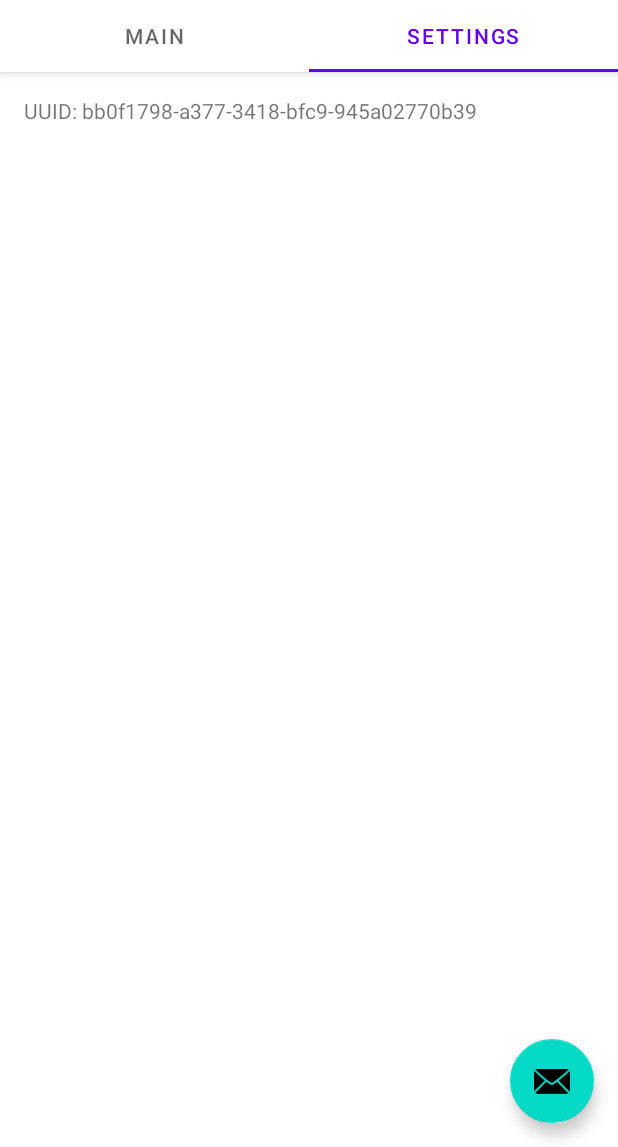
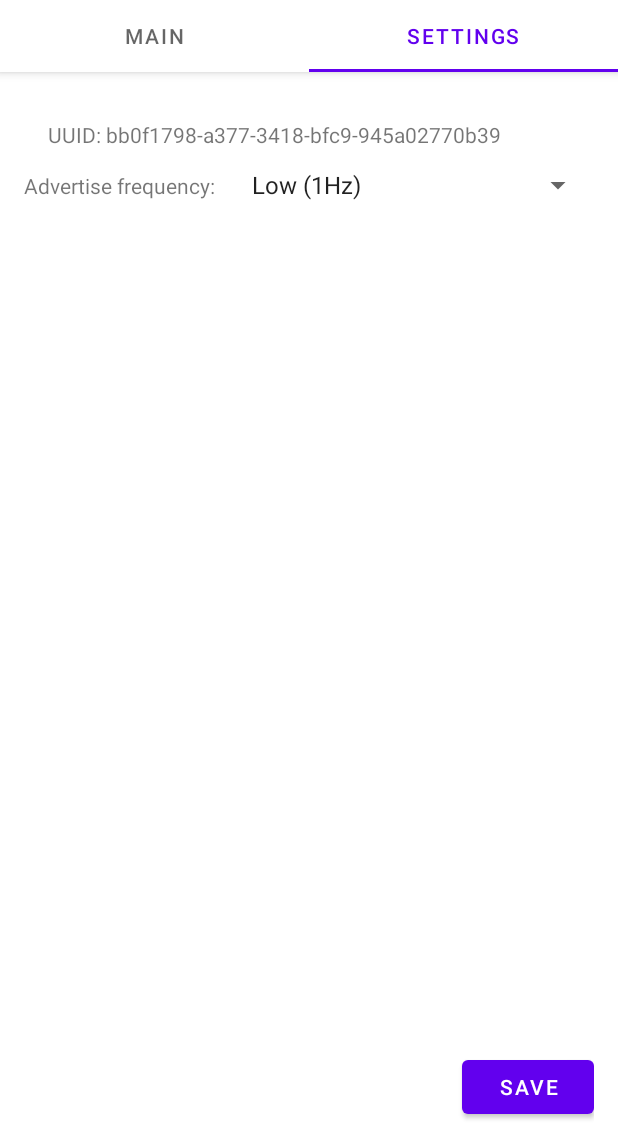
Before and after one commit to bonyby/seamless_music_streaming, an Android app: the screen it shows after launch (MainActivity), tab 2 chosen, on a phone screen of 412 x 824 dp, the part 89-1236 px from its top. Run offline under Robolectric (Android 15) with nearby library versions, the phone set to English and light mode, and no system bars; libraries missing offline, so code that uses them is left out: org.altbeacon.beacon; 2 statements that could not run were skipped.

Commit message:
Added an option to change advertisment frequency between low (1Hz), balanced (3Hz) and high (10Hz). Updates transmitter accordingly

```diff
--- a/companion_app/app/src/main/java/com/example/seamlessmusiccompanionapp/BLEController.kt
+++ b/companion_app/app/src/main/java/com/example/seamlessmusiccompanionapp/BLEController.kt
@@ -2,6 +2,7 @@ package com.example.seamlessmusiccompanionapp
 
 import android.Manifest
 import android.app.Activity
+import android.bluetooth.le.AdvertiseSettings
 import android.content.Context
 import android.content.pm.PackageManager
 import android.util.Log
@@ -12,14 +13,22 @@ import org.altbeacon.beacon.BeaconTransmitter
 import java.util.*
 
 class BLEController(private val context: Activity){
+    var packageUUID: String
+
     private val bleCallback = BLECallback()
-    var packageUUID: String
+    private var advertiseMode = AdvertiseSettings.ADVERTISE_MODE_BALANCED
+    private lateinit var beacon: Beacon
+    private val beaconParser = BeaconParser().setBeaconLayout("m:2-3=0215,i:4-19,i:20-21,i:22-23,p:24-24")
+    private val beaconTransmitter = BeaconTransmitter(context, beaconParser)
+
 
     companion object {
         private const val PACKAGE_UUID_STRING = "packageUUID"
     }
 
     init {
+        beaconTransmitter.advertiseMode = advertiseMode
+
         // Fetch packageUUID if present. Generate and save new otherwise
         val sharedPref = context.getPreferences(Context.MODE_PRIVATE)
         if(!sharedPref.contains(PACKAGE_UUID_STRING)) {
@@ -31,6 +40,15 @@ class BLEController(private val context: Activity){
         } else {
             packageUUID = sharedPref.getString(PACKAGE_UUID_STRING, null).toString()
         }
+
+        // Initialize beacon
+        beacon = Beacon.Builder()
+            .setId1(packageUUID)
+            .setId2("1")
+            .setId3("2")
+            .setManufacturer(0x004c)
+            .setTxPower(-59)
+            .build()
     }
 
     fun emit(): Boolean {
@@ -39,17 +57,6 @@ class BLEController(private val context: Activity){
                 Manifest.permission.BLUETOOTH_ADMIN
             ) == PackageManager.PERMISSION_GRANTED
         ) {
-            Log.d("proj", "uuid: $packageUUID")
-            val beacon = Beacon.Builder()
-                .setId1(packageUUID)
-                .setId2("1")
-                .setId3("2")
-                .setManufacturer(0x004c)
-                .setTxPower(-59)
-                .build()
-
-            val beaconParser = BeaconParser().setBeaconLayout("m:2-3=0215,i:4-19,i:20-21,i:22-23,p:24-24")
-            val beaconTransmitter = BeaconTransmitter(context, beaconParser)
             beaconTransmitter.startAdvertising(beacon, bleCallback)
         } else {
             return false
@@ -57,4 +64,11 @@ class BLEController(private val context: Activity){
 
         return true
     }
+
+    fun updateAdvertiseMode(mode: Int) {
+        beaconTransmitter.stopAdvertising()
+        beaconTransmitter.advertiseMode = mode
+
+        emit()
+    }
 }
--- a/companion_app/app/src/main/java/com/example/seamlessmusiccompanionapp/MainActivity.kt
+++ b/companion_app/app/src/main/java/com/example/seamlessmusiccompanionapp/MainActivity.kt
@@ -11,12 +11,12 @@ import androidx.viewpager.widget.ViewPager
 import com.example.seamlessmusiccompanionapp.databinding.ActivityMainBinding
 import com.example.seamlessmusiccompanionapp.ui.main.SectionsPagerAdapter
 import com.google.android.material.tabs.TabLayout
-import java.util.*
 
 
 class MainActivity : AppCompatActivity() {
     private lateinit var binding: ActivityMainBinding
     private lateinit var bleController: BLEController
+    lateinit var settingsController: SettingsController
 
     companion object {
         private var instance: MainActivity? = null
@@ -32,6 +32,7 @@ class MainActivity : AppCompatActivity() {
         super.onCreate(savedInstanceState)
         instance = this
         bleController = BLEController(this)
+        settingsController = SettingsController()
 
         binding = ActivityMainBinding.inflate(layoutInflater)
         setContentView(binding.root)
@@ -79,8 +80,17 @@ class MainActivity : AppCompatActivity() {
         }
     }
 
+    fun updateSettings(data: AppSettingsData) {
+        Log.d("proj", "settings updated")
+        bleController.updateAdvertiseMode(data.advertiseMode)
+    }
+
     // Getters & setters
     fun getPackageUUID(): String {
         return bleController.packageUUID
     }
+
+    fun getSettingsData(): AppSettingsData {
+        return settingsController.data
+    }
 }
--- /dev/null
+++ b/companion_app/app/src/main/java/com/example/seamlessmusiccompanionapp/SettingsController.kt
@@ -0,0 +1,37 @@
+package com.example.seamlessmusiccompanionapp
+
+import android.bluetooth.le.AdvertiseSettings
+import com.example.seamlessmusiccompanionapp.ui.main.SettingsFragment
+
+class SettingsController() {
+    var data: AppSettingsData = AppSettingsDataBuilder().build()
+
+    private var mainInstance = MainActivity.instance()!!
+    private val spinnerIdToAdvertiseMode = mapOf(
+        0 to AdvertiseSettings.ADVERTISE_MODE_LOW_POWER,
+        1 to AdvertiseSettings.ADVERTISE_MODE_BALANCED,
+        2 to AdvertiseSettings.ADVERTISE_MODE_LOW_LATENCY
+    )
+
+    fun settingsSaved(settingsFrag: SettingsFragment) {
+        data = AppSettingsDataBuilder()
+            .setAdvertiseMode(spinnerIdToAdvertiseMode[settingsFrag.hzSpinner.selectedItemId.toInt()]!!)
+            .build()
+        mainInstance.updateSettings(data)
+    }
+}
+
+class AppSettingsData(val advertiseMode: Int) {}
+
+private class AppSettingsDataBuilder {
+    private var advertiseMode = AdvertiseSettings.ADVERTISE_MODE_BALANCED
+
+    fun setAdvertiseMode(mode: Int): AppSettingsDataBuilder {
+        advertiseMode = mode
+        return this
+    }
+
+    fun build(): AppSettingsData {
+        return AppSettingsData(advertiseMode)
+    }
+}
--- a/companion_app/app/src/main/java/com/example/seamlessmusiccompanionapp/ui/main/SettingsFragment.kt
+++ b/companion_app/app/src/main/java/com/example/seamlessmusiccompanionapp/ui/main/SettingsFragment.kt
@@ -4,17 +4,21 @@ import android.os.Bundle
 import android.view.LayoutInflater
 import android.view.View
 import android.view.ViewGroup
+import android.widget.ArrayAdapter
+import android.widget.EditText
+import android.widget.Spinner
 import androidx.fragment.app.Fragment
 import com.example.seamlessmusiccompanionapp.MainActivity
 import com.example.seamlessmusiccompanionapp.R
 import com.example.seamlessmusiccompanionapp.databinding.FragmentSettingsBinding
 
-class SettingsFragment(): Fragment() {
+class SettingsFragment() : Fragment() {
     private var _binding: FragmentSettingsBinding? = null
 
     // This property is only valid between onCreateView and
     // onDestroyView.
     private val binding get() = _binding!!
+    lateinit var hzSpinner: Spinner
 
     override fun onCreateView(
         inflater: LayoutInflater,
@@ -23,8 +27,22 @@ class SettingsFragment(): Fragment() {
     ): View? {
         _binding = FragmentSettingsBinding.inflate(inflater, container, false)
         val root = binding.root
+        val mainInstance = MainActivity.instance()!!
+        val settingsController = mainInstance.settingsController
+
+        val saveButton = binding.saveSettingsButton
+        saveButton.setOnClickListener { settingsController.settingsSaved(this) }
+
+        // Initial setup of view
         val textUuid = binding.uuidLabel
-        textUuid.text = getString(R.string.uuid_present_text, MainActivity.instance()?.getPackageUUID())
+        textUuid.text = getString(R.string.uuid_present_text, mainInstance.getPackageUUID())
+
+        hzSpinner = binding.emitHzSpinner
+        ArrayAdapter.createFromResource(mainInstance, R.array.emit_hz_array, android.R.layout.simple_spinner_item)
+            .also { adapter ->
+                adapter.setDropDownViewResource(android.R.layout.simple_spinner_dropdown_item)
+                hzSpinner.adapter = adapter
+            }
 
         return root
     }
--- a/companion_app/app/src/main/res/layout/activity_main.xml
+++ b/companion_app/app/src/main/res/layout/activity_main.xml
@@ -24,21 +24,15 @@
         <com.google.android.material.tabs.TabLayout
             android:id="@+id/tabs"
             android:layout_width="match_parent"
-            android:layout_height="wrap_content" />
+            android:layout_height="wrap_content"
+            tools:ignore="SpeakableTextPresentCheck" />
     </com.google.android.material.appbar.AppBarLayout>
 
     <androidx.viewpager.widget.ViewPager
         android:id="@+id/view_pager"
         android:layout_width="match_parent"
         android:layout_height="match_parent"
-        app:layout_behavior="@string/appbar_scrolling_view_behavior" />
+        app:layout_behavior="@string/appbar_scrolling_view_behavior"
+        tools:ignore="SpeakableTextPresentCheck" />
 
-    <com.google.android.material.floatingactionbutton.FloatingActionButton
-        android:id="@+id/fab"
-        android:layout_width="wrap_content"
-        android:layout_height="wrap_content"
-        android:layout_gravity="bottom|end"
-        android:layout_marginEnd="@dimen/fab_margin"
-        android:layout_marginBottom="16dp"
-        app:srcCompat="@android:drawable/ic_dialog_email" />
 </androidx.coordinatorlayout.widget.CoordinatorLayout>
--- a/companion_app/app/src/main/res/layout/fragment_settings.xml
+++ b/companion_app/app/src/main/res/layout/fragment_settings.xml
@@ -1,16 +1,76 @@
 <?xml version="1.0" encoding="utf-8"?>
 <androidx.constraintlayout.widget.ConstraintLayout xmlns:android="http://schemas.android.com/apk/res/android"
     xmlns:app="http://schemas.android.com/apk/res-auto"
+    xmlns:tools="http://schemas.android.com/tools"
     android:layout_width="match_parent"
              android:layout_height="match_parent">
 
-    <TextView
-        android:id="@+id/uuidLabel"
-        android:layout_width="wrap_content"
-        android:layout_height="wrap_content"
+    <LinearLayout
+        android:layout_width="match_parent"
+        android:layout_height="match_parent"
         android:layout_marginStart="16dp"
         android:layout_marginTop="16dp"
-        android:text="TextView"
+        android:layout_marginEnd="16dp"
+        android:layout_marginBottom="16dp"
+        android:orientation="vertical"
+        app:layout_constraintBottom_toBottomOf="parent"
+        app:layout_constraintEnd_toEndOf="parent"
         app:layout_constraintStart_toStartOf="parent"
-        app:layout_constraintTop_toTopOf="parent" />
+        app:layout_constraintTop_toTopOf="parent">
+
+        <TextView
+            android:id="@+id/uuidLabel"
+            android:layout_width="wrap_content"
+            android:layout_height="wrap_content"
+            android:layout_marginStart="16dp"
+            android:layout_marginTop="16dp" />
+
+        <LinearLayout
+            android:id="@+id/emitHzLayout"
+            android:layout_width="match_parent"
+            android:layout_height="wrap_content"
+            android:orientation="horizontal">
+
+            <TextView
+                android:id="@+id/emitHzLabel"
+                android:layout_width="287dp"
+                android:layout_height="wrap_content"
+                android:layout_weight="2"
+                android:text="Advertise frequency:" />
+
+            <Spinner
+                android:id="@+id/emitHzSpinner"
+                android:layout_width="match_parent"
+                android:layout_height="wrap_content"
+                android:layout_weight="2"
+                android:minHeight="48dp"
+                tools:ignore="SpeakableTextPresentCheck" />
+
+        </LinearLayout>
+
+        <Space
+            android:layout_width="match_parent"
+            android:layout_height="wrap_content" />
+
+        <LinearLayout
+            android:layout_width="match_parent"
+            android:layout_height="match_parent"
+            android:gravity="bottom"
+            android:orientation="horizontal">
+
+            <Space
+                android:layout_width="wrap_content"
+                android:layout_height="wrap_content"
+                android:layout_weight="2" />
+
+            <Button
+                android:id="@+id/saveSettingsButton"
+                android:layout_width="wrap_content"
+                android:layout_height="wrap_content"
+                android:text="Save" />
+
+        </LinearLayout>
+
+    </LinearLayout>
+
 </androidx.constraintlayout.widget.ConstraintLayout>
--- a/companion_app/app/src/main/res/values/strings.xml
+++ b/companion_app/app/src/main/res/values/strings.xml
@@ -3,4 +3,9 @@
     <string name="tab_text_1">Main</string>
     <string name="tab_text_2">Settings</string>
     <string name="uuid_present_text">UUID: %1$s</string>
+    <string-array name="emit_hz_array">
+        <item>Low (1Hz)</item>
+        <item>Balanced (3hz)</item>
+        <item>High (10Hz)</item>
+    </string-array>
 </resources>
```
